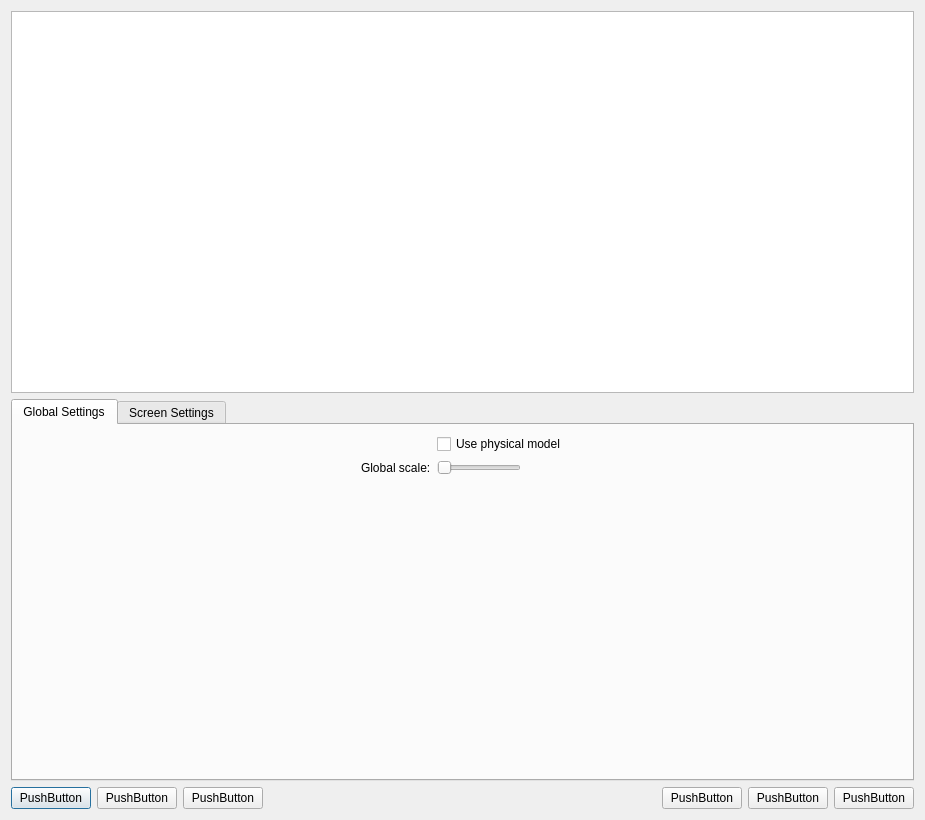
ralsina/xrandroll, file main.ui: the form before one commit.
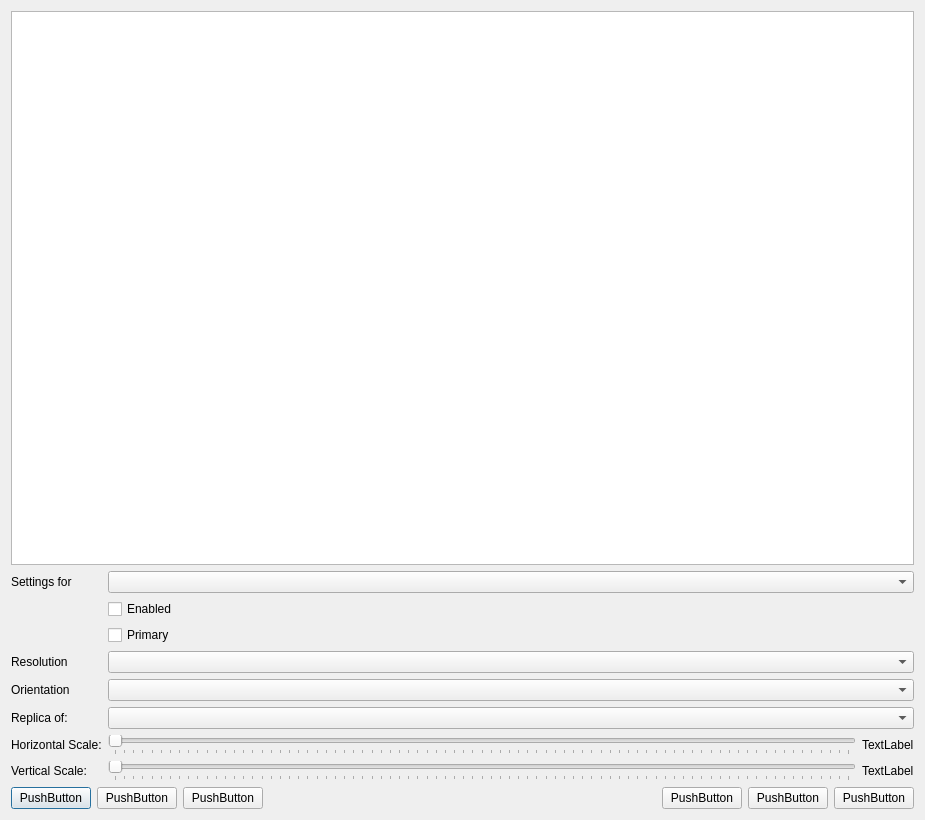
The form after the commit. The open tabs and pages were chosen to show the change.

Patch:
```diff
--- a/main.ui
+++ b/main.ui
@@ -18,71 +18,7 @@
     <widget class="QGraphicsView" name="sceneView"/>
    </item>
    <item>
-    <widget class="QTabWidget" name="tabWidget">
-     <property name="currentIndex">
-      <number>1</number>
-     </property>
-     <widget class="QWidget" name="tabWidgetPage1">
-      <attribute name="title">
-       <string>Global Settings</string>
-      </attribute>
-      <layout class="QFormLayout" name="formLayout_2">
-       <property name="fieldGrowthPolicy">
-        <enum>QFormLayout::FieldsStayAtSizeHint</enum>
-       </property>
-       <property name="formAlignment">
-        <set>Qt::AlignHCenter|Qt::AlignTop</set>
-       </property>
-       <property name="leftMargin">
-        <number>6</number>
-       </property>
-       <item row="0" column="1">
-        <widget class="QCheckBox" name="usePhysModel">
-         <property name="text">
-          <string>Use physical model</string>
-         </property>
-        </widget>
-       </item>
-       <item row="1" column="0">
-        <widget class="QLabel" name="label_5">
-         <property name="text">
-          <string>Global scale:</string>
-         </property>
-        </widget>
-       </item>
-       <item row="1" column="1">
-        <widget class="QSlider" name="horizontalSlider">
-         <property name="orientation">
-          <enum>Qt::Horizontal</enum>
-         </property>
-        </widget>
-       </item>
-       <item row="2" column="1">
-        <spacer name="verticalSpacer">
-         <property name="orientation">
-          <enum>Qt::Vertical</enum>
-         </property>
-         <property name="sizeHint" stdset="0">
-          <size>
-           <width>20</width>
-           <height>40</height>
-          </size>
-         </property>
-        </spacer>
-       </item>
-      </layout>
-     </widget>
-     <widget class="QWidget" name="tabWidgetPage2">
-      <property name="layoutDirection">
-       <enum>Qt::LeftToRight</enum>
-      </property>
-      <attribute name="title">
-       <string>Screen Settings</string>
-      </attribute>
       <layout class="QFormLayout" name="formLayout">
-       <property name="formAlignment">
-        <set>Qt::AlignHCenter|Qt::AlignTop</set>
-       </property>
        <item row="0" column="0">
         <widget class="QLabel" name="label">
          <property name="text">
@@ -160,16 +96,8 @@
          </property>
         </widget>
        </item>
-       <item row="7" column="0">
-        <widget class="QLabel" name="label_7">
-         <property name="text">
-          <string>Vertical Scale:</string>
-         </property>
-        </widget>
-       </item>
        <item row="6" column="1">
-        <widget class="QWidget" name="widget" native="true">
-         <layout class="QHBoxLayout" name="horizontalLayout_2">
+      <layout class="QHBoxLayout" name="horizontalLayout_3">
           <item>
            <widget class="QSlider" name="horizontalScale">
             <property name="maximum">
@@ -192,16 +120,21 @@
           <item>
            <widget class="QLabel" name="horizontalScaleLabel">
             <property name="text">
-             <string/>
+          <string>TextLabel</string>
             </property>
            </widget>
           </item>
          </layout>
+     </item>
+     <item row="7" column="0">
+      <widget class="QLabel" name="label_7">
+       <property name="text">
+        <string>Vertical Scale:</string>
+       </property>
         </widget>
        </item>
        <item row="7" column="1">
-        <widget class="QWidget" name="widget_2" native="true">
-         <layout class="QHBoxLayout" name="horizontalLayout_3">
+      <layout class="QHBoxLayout" name="horizontalLayout_2">
           <item>
            <widget class="QSlider" name="verticalScale">
             <property name="maximum">
@@ -224,16 +157,13 @@
           <item>
            <widget class="QLabel" name="verticalScaleLabel">
             <property name="text">
-             <string/>
+          <string>TextLabel</string>
             </property>
            </widget>
           </item>
          </layout>
-        </widget>
-       </item>
-      </layout>
-     </widget>
-    </widget>
+     </item>
+    </layout>
    </item>
    <item>
     <layout class="QHBoxLayout" name="horizontalLayout">
```
Lines whose indentation alone changed are shown as unchanged.
